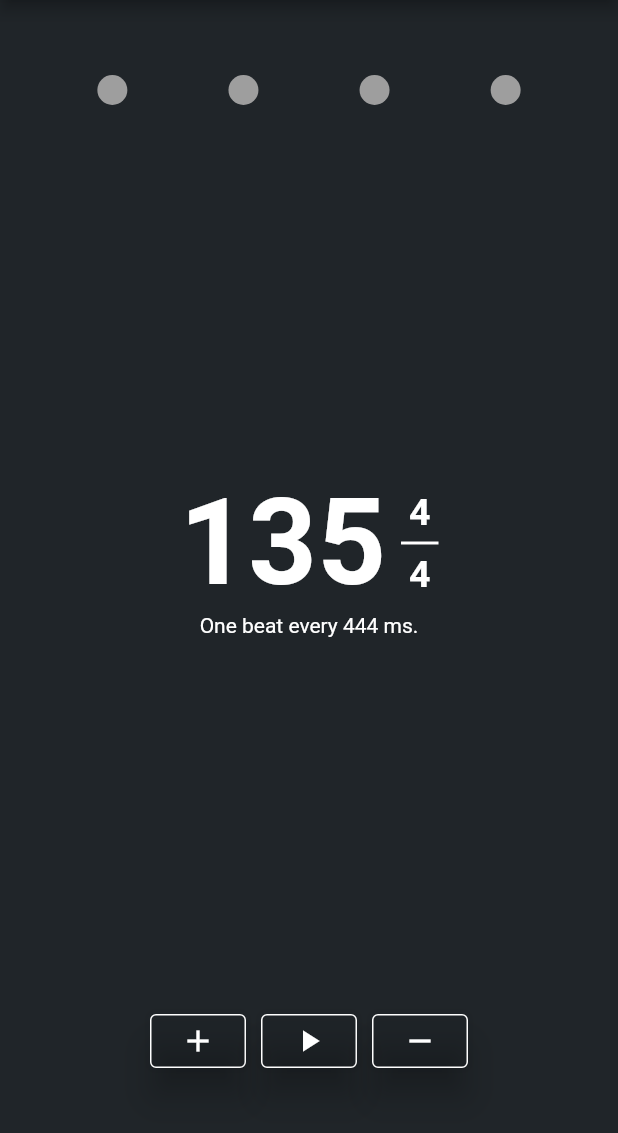
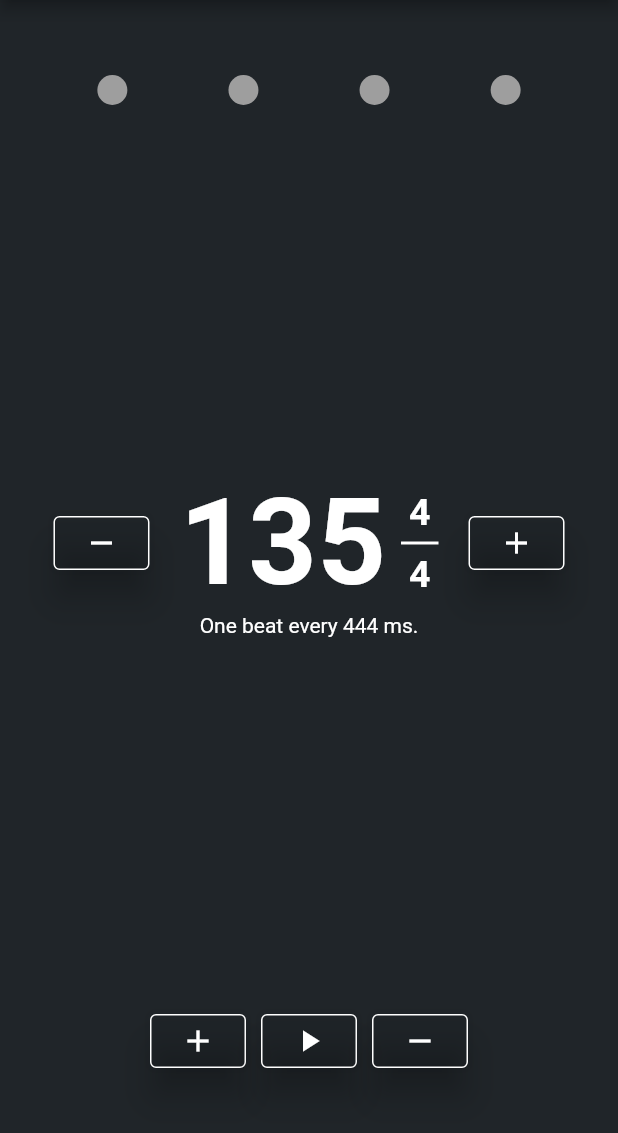
Before and after one commit to Elynvalur/metronome, a Flutter app: the screen it shows after launch, after a tap on the "remove" icon, after a tap on the "add" icon, on a phone screen of 412 x 824 dp, the part 84-1217 px from its top. Run offline on Flutter 3.47's test engine with Material 2 defaults, Android fonts, the light colour scheme and no system bars; our stand-ins replace just_audio; Roboto replaces fonts that are missing (Times).

Commit message:
Rebase main

```diff
--- a/lib/screens/metronome/metronome.dart
+++ b/lib/screens/metronome/metronome.dart
@@ -75,7 +75,7 @@ class _MetronomeState extends State<Metronome>
                 mainAxisAlignment: MainAxisAlignment.spaceBetween,
                 children: [
                   BeatBarWidget(signature: signature),
-                  Tempometer(tempo: tempo, signature: signature),
+                  Tempometer(tempo: tempo, signature: signature, notifyParent: update),
                   Controls(
                       signature: signature, tempo: tempo, notifyParent: update)
                 ])));
--- a/lib/screens/metronome/widgets/tempometer.dart
+++ b/lib/screens/metronome/widgets/tempometer.dart
@@ -7,8 +7,9 @@ import '../../../constants/colors.dart';
 class Tempometer extends StatelessWidget {
   final Tempo tempo;
   final TimeSignature signature;
+  final Function notifyParent;
 
-  const Tempometer({super.key, required this.tempo, required this.signature});
+  Tempometer({super.key, required this.tempo, required this.signature, required this.notifyParent});
 
   final TextStyle textStyleTimeSignature =  const TextStyle(
       fontFamily: 'Times',
@@ -17,13 +18,27 @@ class Tempometer extends StatelessWidget {
       fontSize: 25,
     );
 
+  final ButtonStyle buttonStyle = ButtonStyle(
+        backgroundColor: MaterialStateProperty.all(Colors.transparent),
+        elevation: MaterialStateProperty.all(10),
+        side: MaterialStateProperty.all(const BorderSide(color: textPrimary)));
+
   @override
   Widget build(BuildContext context) {
     return Column(
       children: [
         Row(
           mainAxisAlignment: MainAxisAlignment.center,
+
           children: [
+            ElevatedButton(
+              onPressed: (){
+                tempo.tempo--;
+                notifyParent();
+              },
+              style: buttonStyle,
+              child: const Icon(Icons.remove)),
+            const SizedBox(width: 20),
             Text(
               '${tempo.tempo}',
               style: const TextStyle(
@@ -37,9 +52,16 @@ class Tempometer extends StatelessWidget {
                   margin: const EdgeInsets.only(top: 5, bottom: 5),
                   decoration: const BoxDecoration(color: textPrimary),
                   child: const SizedBox(width: 25, height: 2)),
-                Text('${signature.signature}', style: textStyleTimeSignature)
+                Text('${signature.signature}', style: textStyleTimeSignature),
               ]
-            )
+            ),
+            const SizedBox(width: 20),
+            ElevatedButton(onPressed: (){
+                tempo.tempo++;
+                notifyParent();
+              },
+              style: buttonStyle,
+              child: const Icon(Icons.add)),
           ],
         ),
         Text(
```
Also changed, not shown: 1 other file.
